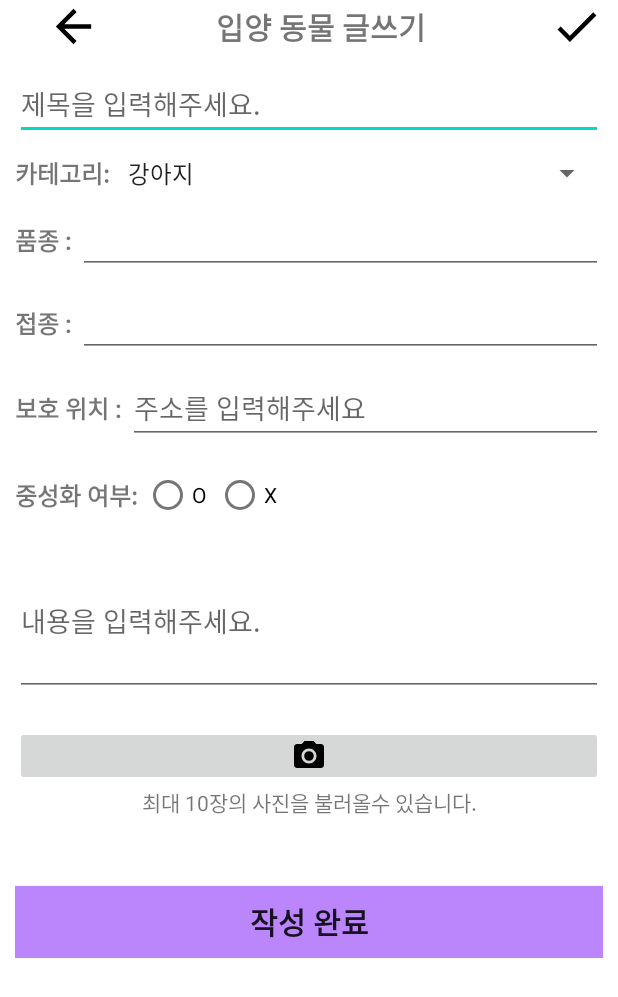
After one commit to eaw4562/Animal, an Android app: the BoardWrite screen opened directly, with no data from a screen before it, on a phone screen of 412 x 824 dp. The commit adds this screen. Shown: the top 997 px of the screen. Run offline under Robolectric (Android 15) with nearby library versions, the phone set to English and light mode, and no system bars; our stand-ins replace Firebase (no records; nobody signed in at launch, a user with empty details on screens opened directly).

Commit message:
"게시글 업로그 화면, 로직 구현 완료" 이슈 : 이미지 다중 선택, 메인 글쓰기 버튼 클릭시 앨범 호출

```diff
--- a/app/build.gradle
+++ b/app/build.gradle
@@ -41,6 +41,7 @@ android {
 }
 
 dependencies {
+    //파이어베이스
     implementation platform('com.google.firebase:firebase-bom:31.2.3')
     implementation 'com.google.firebase:firebase-analytics-ktx'
     implementation 'com.google.firebase:firebase-auth:21.1.0'
@@ -50,6 +51,11 @@ dependencies {
     implementation 'com.google.firebase:firebase-firestore:24.4.4'
     implementation 'androidx.navigation:navigation-fragment-ktx:2.5.3'
     implementation 'androidx.navigation:navigation-ui-ktx:2.5.3'
+    implementation 'com.google.firebase:firebase-storage-ktx:20.1.0'
+
+    //Glide 이미지 저장
+    implementation 'com.github.bumptech.glide:glide:4.11.0'
+    annotationProcessor 'com.github.bumptech.glide:compiler:4.11.0'
 
 
     implementation 'androidx.core:core-ktx:1.7.0'
--- /dev/null
+++ b/app/src/main/java/com/example/animal/BoardWrite.kt
@@ -0,0 +1,191 @@
+package com.example.animal
+
+import android.app.Activity
+import android.content.Intent
+import android.net.Uri
+import androidx.appcompat.app.AppCompatActivity
+import android.os.Bundle
+import android.widget.ArrayAdapter
+import android.widget.ImageView
+import android.widget.Toast
+import androidx.activity.result.contract.ActivityResultContracts
+import com.bumptech.glide.Glide
+import com.example.animal.DTO.ContentDTO
+import com.example.animal.databinding.ActivityBoardWriteBinding
+import com.google.android.gms.tasks.Task
+import com.google.firebase.auth.FirebaseAuth
+import com.google.firebase.firestore.FirebaseFirestore
+import com.google.firebase.storage.FirebaseStorage
+import com.google.firebase.storage.UploadTask
+import java.text.SimpleDateFormat
+import java.util.Date
+
+class BoardWrite : AppCompatActivity() {
+    private val PICK_IMAGE_FROM_ALBUM = 0
+    private var storage : FirebaseStorage? = null
+    private var selectedImageUri : Uri? = null
+    private lateinit var binding : ActivityBoardWriteBinding
+    private var auth : FirebaseAuth? = null
+    private var firestore : FirebaseFirestore? = null
+
+
+    // Camera Preview의 ImageView를 리스트 cameraPreviewList에 담아 cameraPreviewIndex 변수를 사용하여 하나씩 표시하도록 구현
+    private val cameraPreviewList = mutableListOf<ImageView>()
+    private var cameraPreviewIndex = 0
+
+    private val pickImage = registerForActivityResult(ActivityResultContracts.GetContent()){uri: Uri? ->
+        uri?.let{
+            if(cameraPreviewIndex < cameraPreviewList.size){
+                Glide.with(this).load(selectedImageUri).into(cameraPreviewList[cameraPreviewIndex])
+                cameraPreviewIndex++
+            }
+        }
+    }
+
+    //스피너 코드
+    private val categoryList = listOf("강아지","고양이","기타")
+
+    private val spinnerAdapter by lazy {
+        ArrayAdapter(this,android.R.layout.simple_spinner_item,categoryList).apply {
+            setDropDownViewResource(android.R.layout.simple_spinner_dropdown_item)
+        }
+    }
+
+    //체크박스 코드
+
+
+
+    override fun onCreate(savedInstanceState: Bundle?) {
+        super.onCreate(savedInstanceState)
+        binding = ActivityBoardWriteBinding.inflate(layoutInflater)
+        setContentView(binding.root)
+
+        //초기화 코드
+        storage = FirebaseStorage.getInstance()
+        auth = FirebaseAuth.getInstance()
+        firestore = FirebaseFirestore.getInstance()
+
+        // Camera Preview ImageView 초기화
+        cameraPreviewList.apply {
+            add(binding.boardCameraPreview1)
+            add(binding.boardCameraPreview2)
+            add(binding.boardCameraPreview3)
+            add(binding.boardCameraPreview4)
+            add(binding.boardCameraPreview5)
+            add(binding.boardCameraPreview6)
+            add(binding.boardCameraPreview7)
+            add(binding.boardCameraPreview8)
+            add(binding.boardCameraPreview9)
+            add(binding.boardCameraPreview10)
+        }
+
+        //앨범 오픈
+        binding.boardCamera.setOnClickListener {
+            pickImage.launch("image/*")
+        }
+
+        //스피너 설정
+        binding.spinnerCategory.adapter = spinnerAdapter
+
+        //open album
+        var photoPickerIntent = Intent(Intent.ACTION_PICK)
+        photoPickerIntent.type = "image/*"
+        startActivityForResult(photoPickerIntent, PICK_IMAGE_FROM_ALBUM)
+
+        //글쓰기 버튼 클릭
+        binding.btnUpload.setOnClickListener {
+            contentUpload()
+            val intent : Intent = Intent(this@BoardWrite, MainActivity::class.java)
+            startActivity(intent)
+        }
+
+
+    }
+    override fun onActivityResult(requestCode: Int, resultCode: Int, data: Intent?) {
+        super.onActivityResult(requestCode, resultCode, data)
+        if(requestCode == PICK_IMAGE_FROM_ALBUM){
+            if(resultCode == Activity.RESULT_OK){
+                //사진 선택시 경로
+                selectedImageUri = data?.data
+                binding.boardCamera.setImageURI(selectedImageUri)
+            }else{
+                //취소 버튼 눌럿을때 경로
+                finish()
+            }
+        }
+    }
+
+
+    fun contentUpload(){
+
+        //Firebase storage에 저장할 이미지 파일 이름 생성
+        var timestamp = SimpleDateFormat("yyyyMMDD_HHmmss").format(Date())
+        var imageFileName = "IMAGE_" + timestamp + "_png"
+
+        //이미지가 저장될 경로 지정
+        var storageRef = storage?.reference?.child("images")?.child(imageFileName)
+
+        // Uri.EMPTY로 초기화
+        var uri = selectedImageUri ?: Uri.EMPTY
+
+
+        //Firebase Storage에 파일 업로드(Promise method
+        storageRef?.putFile(selectedImageUri!!)?.continueWith{ task : Task<UploadTask.TaskSnapshot> ->
+            return@continueWith storageRef.downloadUrl
+        }?.addOnSuccessListener { uri ->
+
+            // contentDTO 객체 생성
+            var contentDTO = ContentDTO().apply {
+
+                //글 제목
+                title = binding.editTitle.text.toString()
+
+                // 카테고리 삽입
+                category = categoryList[binding.spinnerCategory.selectedItemPosition]
+
+                //픔종
+                breed = binding.boardBreed.text.toString()
+
+                //백신 접종
+                vaccine = binding.boardVaccine.text.toString()
+
+                //주소(업데이트 예정)
+                where = binding.boardWhere.text.toString()
+
+                // 라디오 버튼 상태 저장
+                if (binding.boardRadioTrue.isChecked) {
+                    // "O"가 선택된 경우
+                    radio = "O"
+                } else if (binding.boardRadioFalse.isChecked) {
+                    // "X"가 선택된 경우
+                    radio = "X"
+                }
+
+                // 내용 삽입
+                content = binding.editContent.text.toString()
+
+                // 이미지 URL 삽입
+                imageUrl = uri?.toString() ?: ""
+
+                // user uid 삽입
+                uid = auth?.currentUser?.uid
+
+                // user id 삽입
+                userId = auth?.currentUser?.email
+
+                //시간
+              //  timestamp = System.currentTimeMillis()
+
+            }
+
+            // firestore에 데이터 저장
+            firestore?.collection("images")?.document()?.set(contentDTO)
+
+            setResult(Activity.RESULT_OK)
+
+            finish()
+
+        }
+    }
+
+}
--- a/app/src/main/java/com/example/animal/User.kt
+++ b/app/src/main/java/com/example/animal/DTO/User.kt
@@ -1,4 +1,4 @@
-package com.example.animal
+package com.example.animal.DTO
 
 data class User(
     var name: String,
--- a/app/src/main/java/com/example/animal/HomeTapTwoFragment.kt
+++ b/app/src/main/java/com/example/animal/HomeTapTwoFragment.kt
@@ -5,13 +5,17 @@ import android.view.LayoutInflater
 import android.view.View
 import android.view.ViewGroup
 import androidx.fragment.app.Fragment
+import com.example.animal.databinding.HomeTabTwoFragmentBinding
 
 class HomeTapTwoFragment: Fragment() {
+    private lateinit var binding: HomeTabTwoFragmentBinding
+
     override fun onCreateView(
         inflater: LayoutInflater,
         container: ViewGroup?,
         savedInstanceState: Bundle?
     ): View? {
-        return inflater.inflate(R.layout.home_tab_two_fragment, container, false)
+        binding = HomeTabTwoFragmentBinding.inflate(inflater, container, false)
+        return binding.root
     }
 }
--- a/app/src/main/java/com/example/animal/SingupActivity.kt
+++ b/app/src/main/java/com/example/animal/SingupActivity.kt
@@ -5,10 +5,10 @@ import androidx.appcompat.app.AppCompatActivity
 import android.os.Bundle
 import android.util.Log
 import android.widget.Toast
+import com.example.animal.DTO.User
 import com.example.animal.databinding.ActivitySingupBinding
 import com.google.firebase.auth.FirebaseAuth
 import com.google.firebase.database.DatabaseReference
-import com.google.firebase.database.FirebaseDatabase
 import com.google.firebase.database.ktx.database
 import com.google.firebase.ktx.Firebase
 
--- a/app/src/main/res/layout/activity_address_api.xml
+++ b/app/src/main/res/layout/activity_address_api.xml
@@ -4,7 +4,8 @@
     xmlns:tools="http://schemas.android.com/tools"
     android:layout_width="match_parent"
     android:layout_height="match_parent"
-    tools:context=".AddressApi">
+    tools:context=".AddressApi"
+    android:background="@color/black">
 
     <WebView
         android:id="@+id/addressWebView"
--- a/app/src/main/res/layout/activity_board_write.xml
+++ b/app/src/main/res/layout/activity_board_write.xml
@@ -4,7 +4,7 @@
     xmlns:tools="http://schemas.android.com/tools"
     android:layout_width="match_parent"
     android:layout_height="match_parent"
-    tools:context=".boardWrite">
+    tools:context=".BoardWrite">
 
     <androidx.appcompat.widget.Toolbar
         android:id="@+id/board_toolbar"
@@ -161,17 +161,24 @@
                 android:textSize="16sp"
                 android:textStyle="bold"/>
 
-            <CheckBox
-                android:id="@+id/board_check_true"
+            <RadioGroup
+                android:id="@+id/radio_group"
                 android:layout_width="wrap_content"
                 android:layout_height="wrap_content"
-                android:text="O"/>
+                android:orientation="horizontal">
+                <RadioButton
+                    android:id="@+id/board_radio_true"
+                    android:layout_width="wrap_content"
+                    android:layout_height="wrap_content"
+                    android:text="O"/>
 
-            <CheckBox
-                android:id="@+id/board_check_false"
-                android:layout_width="wrap_content"
-                android:layout_height="wrap_content"
-                android:text="X"/>
+                <RadioButton
+                    android:id="@+id/board_radio_false"
+                    android:layout_width="wrap_content"
+                    android:layout_height="wrap_content"
+                    android:text="X"/>
+            </RadioGroup>
+
 
         </LinearLayout>
 
@@ -285,6 +292,15 @@
 
         </LinearLayout>
 
+        <androidx.appcompat.widget.AppCompatButton
+            android:id="@+id/btn_upload"
+            android:layout_width="match_parent"
+            android:layout_height="wrap_content"
+            android:text="작성 완료"
+            android:textStyle="bold"
+            android:textSize="20sp"
+            android:background="@color/purple_200"/>
+
     </LinearLayout>
     </ScrollView>
 
--- a/app/src/main/res/values/strings.xml
+++ b/app/src/main/res/values/strings.xml
@@ -1,4 +1,6 @@
 <resources>
     <string name="app_name">Animal</string>
     <string name="signin_google">signin_google</string>
+    <!-- TODO: Remove or change this placeholder text -->
+    <string name="hello_blank_fragment">Hello blank fragment</string>
 </resources>
--- a/app/src/main/res/values/themes.xml
+++ b/app/src/main/res/values/themes.xml
@@ -1,6 +1,6 @@
 <resources xmlns:tools="http://schemas.android.com/tools">
     <!-- Base application theme. -->
-    <style name="Theme.Animal" parent="Theme.MaterialComponents.DayNight.DarkActionBar">
+    <style name="Theme.Animal" parent="Theme.MaterialComponents.DayNight.NoActionBar">
         <!-- Primary brand color. -->
         <item name="colorPrimary">@color/purple_500</item>
         <item name="colorPrimaryVariant">@color/purple_700</item>
```
Also changed, not shown: app/src/main/AndroidManifest.xml (+8 -1 lines), app/src/main/java/com/example/animal/DTO/ContentDTO.kt (added, +17 -0 lines), app/src/main/java/com/example/animal/HomeTapOneFragment.kt (added, +73 -0 lines), app/src/main/java/com/example/animal/LoginActivity.kt (+16 -0 lines), app/src/main/java/com/example/animal/MainActivity.kt (+39 -22 lines), app/src/main/java/com/example/animal/boardWrite.kt (deleted, +0 -11 lines), app/src/main/res/drawable/shape_rect.xml (added, +11 -0 lines), app/src/main/res/layout/activity_login.xml (+5 -3 lines), app/src/main/res/layout/activity_main.xml (+9 -6 lines), app/src/main/res/layout/home_tap_one_fragment.xml (added, +26 -0 lines), app/src/main/res/drawable/plusbutton.png (added).
